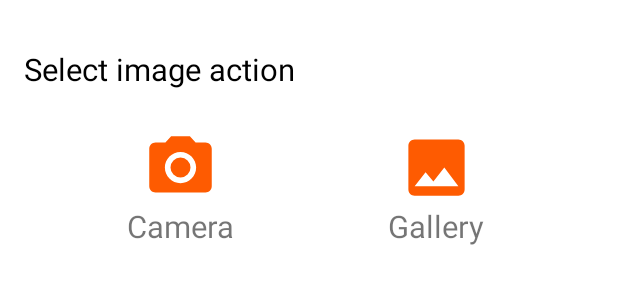
After one commit to X001DEV/Foodies, an Android app: the layout dialog_image_selection.xml on its own in the app's theme, with its tools: preview values and no code run, on a phone screen of 412 x 824 dp. The commit adds this screen. Shown: the top 300 px of the screen. Run offline under Robolectric (Android 15) with nearby library versions, the phone set to English and light mode, and no system bars.

Commit message:
Add dialog_image_selection.xml to select an image source.

```diff
--- /dev/null
+++ b/app/src/main/res/drawable/ic_baseline_camera_24.xml
@@ -0,0 +1,6 @@
+<vector android:height="24dp" android:tint="#FE5B01"
+    android:viewportHeight="24" android:viewportWidth="24"
+    android:width="24dp" xmlns:android="http://schemas.android.com/apk/res/android">
+    <path android:fillColor="@android:color/white" android:pathData="M12,12m-3.2,0a3.2,3.2 0,1 1,6.4 0a3.2,3.2 0,1 1,-6.4 0"/>
+    <path android:fillColor="@android:color/white" android:pathData="M9,2L7.17,4L4,4c-1.1,0 -2,0.9 -2,2v12c0,1.1 0.9,2 2,2h16c1.1,0 2,-0.9 2,-2L22,6c0,-1.1 -0.9,-2 -2,-2h-3.17L15,2L9,2zM12,17c-2.76,0 -5,-2.24 -5,-5s2.24,-5 5,-5 5,2.24 5,5 -2.24,5 -5,5z"/>
+</vector>
--- /dev/null
+++ b/app/src/main/res/drawable/ic_baseline_gallery_24.xml
@@ -0,0 +1,5 @@
+<vector android:height="24dp" android:tint="#FE5B01"
+    android:viewportHeight="24" android:viewportWidth="24"
+    android:width="24dp" xmlns:android="http://schemas.android.com/apk/res/android">
+    <path android:fillColor="@android:color/white" android:pathData="M21,19V5c0,-1.1 -0.9,-2 -2,-2H5c-1.1,0 -2,0.9 -2,2v14c0,1.1 0.9,2 2,2h14c1.1,0 2,-0.9 2,-2zM8.5,13.5l2.5,3.01L14.5,12l4.5,6H5l3.5,-4.5z"/>
+</vector>
--- a/app/src/main/res/layout/activity_add_update_dish.xml
+++ b/app/src/main/res/layout/activity_add_update_dish.xml
@@ -22,6 +22,7 @@
 
 
     <ScrollView
+        android:id="@+id/scrollView"
         android:layout_width="match_parent"
         android:layout_height="0dp"
         android:fillViewport="true"
--- /dev/null
+++ b/app/src/main/res/layout/dialog_image_selection.xml
@@ -0,0 +1,73 @@
+<?xml version="1.0" encoding="utf-8"?>
+<androidx.constraintlayout.widget.ConstraintLayout xmlns:android="http://schemas.android.com/apk/res/android"
+    xmlns:app="http://schemas.android.com/apk/res-auto"
+    xmlns:tools="http://schemas.android.com/tools"
+    android:paddingVertical="16dp"
+    android:layout_width="match_parent"
+    android:layout_height="wrap_content">
+
+    <androidx.appcompat.widget.AppCompatTextView
+        android:id="@+id/appCompatTextView"
+        android:layout_width="wrap_content"
+        android:layout_height="wrap_content"
+        android:layout_marginStart="16dp"
+        android:layout_marginTop="16dp"
+        android:text="Select image action"
+        android:textColor="@color/black"
+        android:textSize="@dimen/_16sdp"
+        app:layout_constraintStart_toStartOf="parent"
+        app:layout_constraintTop_toTopOf="parent" />
+
+    <LinearLayout
+        android:id="@+id/camera_linearLayout"
+        android:layout_width="100dp"
+        android:layout_height="100dp"
+        android:layout_marginTop="16dp"
+        android:gravity="center"
+        android:orientation="vertical"
+        app:layout_constraintEnd_toStartOf="@+id/gallery_linearLayout"
+        app:layout_constraintHorizontal_bias="0.5"
+        app:layout_constraintStart_toStartOf="parent"
+        app:layout_constraintTop_toBottomOf="@+id/appCompatTextView">
+
+        <ImageView
+            android:id="@+id/camera_imageView"
+            android:layout_width="50dp"
+            android:layout_height="50dp"
+            android:src="@drawable/ic_baseline_camera_24" />
+
+        <TextView
+            android:layout_width="wrap_content"
+            android:layout_height="wrap_content"
+            android:text="Camera"
+            android:textSize="@dimen/_16sdp" />
+
+    </LinearLayout>
+
+    <LinearLayout
+        android:id="@+id/gallery_linearLayout"
+        android:layout_width="100dp"
+        android:layout_height="100dp"
+        android:gravity="center"
+        android:orientation="vertical"
+        app:layout_constraintEnd_toEndOf="parent"
+        app:layout_constraintHorizontal_bias="0.5"
+        app:layout_constraintStart_toEndOf="@+id/camera_linearLayout"
+        app:layout_constraintTop_toTopOf="@+id/camera_linearLayout">
+
+        <ImageView
+            android:id="@+id/gallery_imageView"
+            android:layout_width="50dp"
+            android:layout_height="50dp"
+            android:src="@drawable/ic_baseline_gallery_24" />
+        <TextView
+            android:layout_width="wrap_content"
+            android:layout_height="wrap_content"
+            android:text="Gallery"
+            android:textSize="@dimen/_16sdp"/>
+
+
+    </LinearLayout>
+
+
+</androidx.constraintlayout.widget.ConstraintLayout>
```
